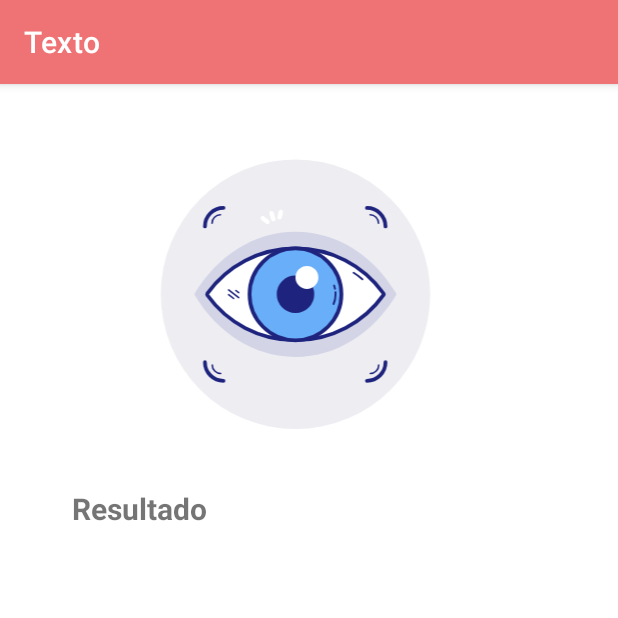
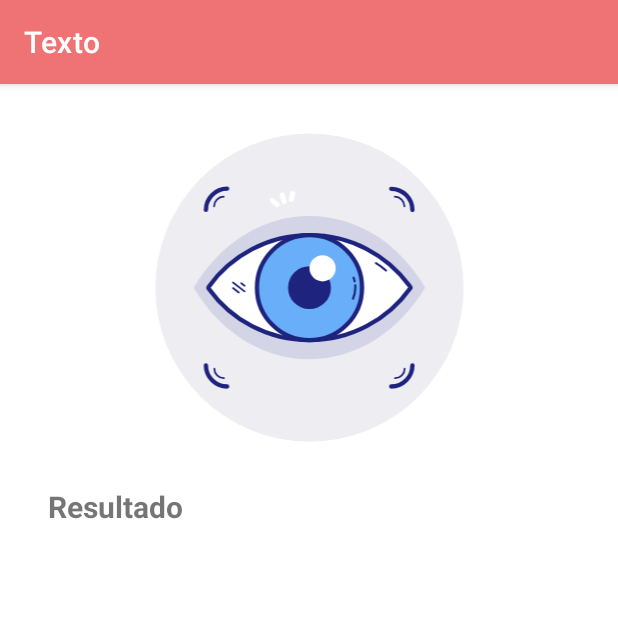
Before and after one commit to vicsotber/SeeIt, an Android app: the TextoActivity screen opened directly, with no data from a screen before it, on a phone screen of 412 x 824 dp, the top half of it. Run offline under Robolectric (Android 15) with nearby library versions, the phone set to English and light mode, and no system bars; libraries missing offline, so code that uses them is left out: com.google.mlkit.vision.

Commit message:
Añadido uso de cámara y mejoras
-Se ha añadido la funcionalidad de elegir cámara para tomar una foto
-Se ha quitado la barra de herramientas superior de Android para una interfaz más limpia
-Se han hecho algunas mejoras en los layouts para mejor adaptación a distintos tamaños

```diff
--- a/app/src/main/java/com/project/tfg/MainActivity.kt
+++ b/app/src/main/java/com/project/tfg/MainActivity.kt
@@ -1,13 +1,16 @@
 package com.project.tfg
 
+import android.content.res.Configuration
 import android.os.Bundle
-import com.google.android.material.bottomnavigation.BottomNavigationView
+import android.view.WindowManager
 import androidx.appcompat.app.AppCompatActivity
 import androidx.navigation.findNavController
 import androidx.navigation.ui.AppBarConfiguration
 import androidx.navigation.ui.setupActionBarWithNavController
 import androidx.navigation.ui.setupWithNavController
+import com.google.android.material.bottomnavigation.BottomNavigationView
 import com.project.tfg.databinding.ActivityMainBinding
+
 
 class MainActivity : AppCompatActivity() {
 
--- a/app/src/main/java/com/project/tfg/ui/funcionalidades/TextoActivity.kt
+++ b/app/src/main/java/com/project/tfg/ui/funcionalidades/TextoActivity.kt
@@ -1,28 +1,36 @@
 package com.project.tfg.ui.funcionalidades
 
+import android.Manifest.permission.CAMERA
 import android.Manifest.permission.READ_EXTERNAL_STORAGE
 import android.app.Activity
 import android.content.Intent
 import android.content.pm.PackageManager
+import android.media.MediaScannerConnection
 import android.net.Uri
 import android.os.Build
 import android.os.Bundle
+import android.os.Handler
+import android.os.Looper
+import android.speech.tts.TextToSpeech
+import android.speech.tts.UtteranceProgressListener
+import android.util.Log
 import android.widget.ImageView
 import android.widget.TextView
 import android.widget.Toast
 import androidx.activity.result.contract.ActivityResultContracts
 import androidx.appcompat.app.AlertDialog
 import androidx.appcompat.app.AppCompatActivity
-import androidx.constraintlayout.widget.ConstraintLayout
-import androidx.constraintlayout.widget.ConstraintSet
 import androidx.core.content.ContextCompat
 import com.google.mlkit.vision.common.InputImage
 import com.google.mlkit.vision.text.TextRecognition
+import com.google.mlkit.vision.text.TextRecognizer
 import com.google.mlkit.vision.text.latin.TextRecognizerOptions
 import com.project.tfg.R
 
 
 class TextoActivity : AppCompatActivity() {
+    private lateinit var textToSpeech: TextToSpeech
+    private lateinit var recognizer: TextRecognizer
     override fun onCreate(savedInstanceState: Bundle?) {
         super.onCreate(savedInstanceState)
 
@@ -33,16 +41,12 @@ class TextoActivity : AppCompatActivity() {
         builder.setMessage(R.string.texto_dialog_cuerpo)
             .setCancelable(false)
             .setPositiveButton(R.string.texto_dialog_opcion_galeria) { dialog, id ->
-                requestPermission()
+                requestPermissionGallery()
             }
             .setNegativeButton(R.string.texto_dialog_opcion_camara) { dialog, id -> //  Action for 'NO' Button
-                dialog.cancel()
-                Toast.makeText(
-                    applicationContext, "you choose no action for alertbox",
-                    Toast.LENGTH_SHORT
-                ).show()
+                requestPermissionCamera()
             }
-            .setNeutralButton("Cancelar") { dialog, id ->
+            .setNeutralButton(R.string.texto_dialog_opcion_cancelar) { dialog, id ->
                 finish()
             }
         val alert = builder.create()
@@ -52,55 +56,40 @@ class TextoActivity : AppCompatActivity() {
         setContentView(R.layout.activity_texto)
     }
 
-    private val startForActivityGallery = registerForActivityResult(
-        ActivityResultContracts.StartActivityForResult()
-    ){ result ->
-        if (result.resultCode == Activity.RESULT_OK) {
-            val data = result.data?.data
-            val imagenPlaceholder:ImageView = findViewById(R.id.imagePlaceholder)
-            imagenPlaceholder.setImageURI(data)
-            if (data != null) {
-                galeria(data)
-            }
+    override fun onDestroy() {
+        super.onDestroy()
+        if (::textToSpeech.isInitialized) {
+            textToSpeech.stop()
+            textToSpeech.shutdown()
+        }
+        if (::recognizer.isInitialized) {
+            recognizer.close()
         }
     }
 
-    private fun pickPhotoFromGallery() {
-        val photoPickerIntent = Intent(Intent.ACTION_GET_CONTENT)
-        photoPickerIntent.type = "image/*"
-        startForActivityGallery.launch(photoPickerIntent)
+    override fun onPause() {
+        super.onPause()
+        if (::textToSpeech.isInitialized) {
+            textToSpeech.stop()
+            textToSpeech.shutdown()
+        }
+        if (::recognizer.isInitialized) {
+            recognizer.close()
+        }
     }
 
-    private fun galeria(data:Uri) {
-        val recognizer = TextRecognition.getClient(TextRecognizerOptions.DEFAULT_OPTIONS)
-
-        val imagen: InputImage = InputImage.fromFilePath(this, data)
-
-        val result = recognizer.process(imagen)
-            .addOnSuccessListener { visionText ->
-                val text: TextView = findViewById(R.id.texto_resultado)
-                text.setText(visionText.text)
-                val c_layout: ConstraintLayout = findViewById(R.id.c_layout)
-
-                var lines = 0
-                for (block in visionText.textBlocks) {
-                    for (line in block.lines) {
-                        lines = lines + 1
-                    }
-                }
-
-                val constraintSet = ConstraintSet()
-                constraintSet.clone(c_layout)
-                constraintSet.constrainHeight(R.id.texto_resultado, lines*45)
-                constraintSet.applyTo(c_layout)
-            }
-            .addOnFailureListener { e ->
-                Toast.makeText(this, "Fallo", Toast.LENGTH_SHORT).show()
-            }
-
+    override fun onStop() {
+        super.onStop()
+        if (::textToSpeech.isInitialized) {
+            textToSpeech.stop()
+            textToSpeech.shutdown()
+        }
+        if (::recognizer.isInitialized) {
+            recognizer.close()
+        }
     }
 
-    private fun requestPermission() {
+    private fun requestPermissionGallery() {
         if (Build.VERSION.SDK_INT >= Build.VERSION_CODES.M) {
             when {
                 ContextCompat.checkSelfPermission(
@@ -110,23 +99,117 @@ class TextoActivity : AppCompatActivity() {
                     pickPhotoFromGallery()
                 }
 
-                else -> requestPremissionLauncher.launch(READ_EXTERNAL_STORAGE)
+                else -> requestPremissionGalleryLauncher.launch(READ_EXTERNAL_STORAGE)
             }
         }else {
             pickPhotoFromGallery()
         }
     }
 
-    private val requestPremissionLauncher = registerForActivityResult(
+    private val requestPremissionGalleryLauncher = registerForActivityResult(
         ActivityResultContracts.RequestPermission()
     ){ isGranted ->
         if(isGranted) {
             pickPhotoFromGallery()
         }else {
-            Toast.makeText(this, "Se necesitan permisos", Toast.LENGTH_LONG).show()
+            Toast.makeText(this, R.string.permisos_no_concedidos, Toast.LENGTH_LONG).show()
+        }
+    }
+
+    private fun requestPermissionCamera() {
+        if (Build.VERSION.SDK_INT >= Build.VERSION_CODES.M) {
+            when {
+                ContextCompat.checkSelfPermission(
+                    this,
+                    CAMERA
+                ) == PackageManager.PERMISSION_GRANTED -> {
+                    takePhotoWithCamera()
+                }
+
+                else -> requestPremissionCameraLauncher.launch(CAMERA)
+            }
+        }else {
+            takePhotoWithCamera()
+        }
+    }
+
+    private val requestPremissionCameraLauncher = registerForActivityResult(
+        ActivityResultContracts.RequestPermission()
+    ){ isGranted ->
+        if(isGranted) {
+            takePhotoWithCamera()
+        }else {
+            Toast.makeText(this, R.string.permisos_no_concedidos, Toast.LENGTH_LONG).show()
+        }
+    }
+
+    private val startForActivityRecognition = registerForActivityResult(
+        ActivityResultContracts.StartActivityForResult()
+    ){ result ->
+        if (result.resultCode == Activity.RESULT_OK) {
+            val data = result.data?.data
+            val imagenPlaceholder:ImageView = findViewById(R.id.imagePlaceholder)
+            imagenPlaceholder.setImageURI(data)
+            if (data != null) {
+                textRecognition(data)
+            }
         }
     }
 
 
+    private fun takePhotoWithCamera() {
+        val photoCameraIntent = Intent(this, CamaraActivity::class.java)
+        startForActivityRecognition.launch(photoCameraIntent)
+    }
+
+    private fun pickPhotoFromGallery() {
+        val photoPickerIntent = Intent(Intent.ACTION_GET_CONTENT)
+        photoPickerIntent.type = "image/*"
+        startForActivityRecognition.launch(photoPickerIntent)
+    }
+
+    private fun textRecognition(data:Uri) {
+        recognizer = TextRecognition.getClient(TextRecognizerOptions.DEFAULT_OPTIONS)
+
+        val imagen: InputImage = InputImage.fromFilePath(this, data)
+
+        val result = recognizer.process(imagen)
+            .addOnSuccessListener { visionText ->
+                val text: TextView = findViewById(R.id.texto_resultado)
+                text.setText(visionText.text)
+
+                val utteranceProgressListener = object : UtteranceProgressListener() {
+                    override fun onDone(utteranceId: String?) {
+                        textToSpeech.stop()
+                        textToSpeech.shutdown()
+                    }
+
+                    override fun onError(utteranceId: String?) {
+                        textToSpeech.stop()
+                        textToSpeech.shutdown()
+                    }
+
+                    override fun onStart(utteranceId: String?) {
+                        // El TextToSpeech empezó a leer el texto
+                    }
+                }
+
+                textToSpeech = TextToSpeech(this, TextToSpeech.OnInitListener { status ->
+                    if (status == TextToSpeech.SUCCESS) {
+                        // El TextToSpeech se inicializó correctamente, ahora se puede llamar al método speak()
+                        textToSpeech.setOnUtteranceProgressListener(utteranceProgressListener)
+                        textToSpeech.speak(visionText.text, TextToSpeech.QUEUE_FLUSH, null, null)
+                    } else {
+                        // Hubo un error al inicializar el TextToSpeech
+                        // Maneja el error
+                    }
+                })
+
+            }
+            .addOnFailureListener { e ->
+                Toast.makeText(this, R.string.text_recognition_error, Toast.LENGTH_SHORT).show()
+            }
+
+    }
 
 }
--- a/app/src/main/res/layout-land/activity_texto.xml
+++ b/app/src/main/res/layout-land/activity_texto.xml
@@ -1,4 +1,3 @@
-<?xml version="1.0" encoding="utf-8"?>
 <ScrollView xmlns:android="http://schemas.android.com/apk/res/android"
     xmlns:app="http://schemas.android.com/apk/res-auto"
     xmlns:tools="http://schemas.android.com/tools"
@@ -10,27 +9,27 @@
         android:id="@+id/c_layout"
         android:layout_width="match_parent"
         android:layout_height="wrap_content"
-        android:padding="16dp"
+        android:padding="8dp"
         tools:context=".MainActivity">
 
         <ImageView
             android:id="@+id/imagePlaceholder"
-            android:layout_width="354dp"
-            android:layout_height="213dp"
-            android:layout_marginTop="32dp"
+            android:layout_width="355dp"
+            android:layout_height="250dp"
+            android:layout_marginTop="4dp"
             android:contentDescription="@string/imagen_placeholder_descripcion"
             app:layout_constraintEnd_toEndOf="parent"
-            app:layout_constraintHorizontal_bias="0.498"
+            app:layout_constraintHorizontal_bias="0.5"
             app:layout_constraintStart_toStartOf="parent"
             app:layout_constraintTop_toTopOf="parent"
             app:srcCompat="@drawable/ic_vector_eye" />
 
         <TextView
             android:id="@+id/indicator_1"
-            android:layout_width="120dp"
+            android:layout_width="0dp"
             android:layout_height="24dp"
-            android:layout_marginStart="32dp"
-            android:layout_marginTop="24dp"
+            android:layout_marginStart="120dp"
+            android:layout_marginTop="12dp"
             android:text="@string/texto_resultado"
             android:textSize="20sp"
             android:textStyle="bold"
@@ -39,12 +38,16 @@
 
         <TextView
             android:id="@+id/texto_resultado"
-            android:layout_width="557dp"
-            android:layout_height="34dp"
-            android:layout_marginTop="24dp"
-            app:layout_constraintLeft_toLeftOf="parent"
-            app:layout_constraintRight_toRightOf="parent"
-            app:layout_constraintTop_toBottomOf="@+id/indicator_1" />
+            android:layout_width="325dp"
+            android:layout_height="wrap_content"
+            android:layout_marginTop="8dp"
+            android:layout_marginEnd="8dp"
+            app:layout_constraintBottom_toBottomOf="parent"
+            app:layout_constraintEnd_toEndOf="parent"
+            app:layout_constraintHorizontal_bias="0.548"
+            app:layout_constraintStart_toStartOf="parent"
+            app:layout_constraintTop_toBottomOf="@+id/indicator_1"
+            app:layout_constraintVertical_bias="0.0" />
 
     </androidx.constraintlayout.widget.ConstraintLayout>
 </ScrollView>
--- a/app/src/main/res/layout/activity_texto.xml
+++ b/app/src/main/res/layout/activity_texto.xml
@@ -1,4 +1,3 @@
-<?xml version="1.0" encoding="utf-8"?>
 <ScrollView xmlns:android="http://schemas.android.com/apk/res/android"
     xmlns:app="http://schemas.android.com/apk/res-auto"
     xmlns:tools="http://schemas.android.com/tools"
@@ -10,17 +9,17 @@
         android:id="@+id/c_layout"
         android:layout_width="match_parent"
         android:layout_height="wrap_content"
-        android:padding="16dp"
+        android:padding="8dp"
         tools:context=".MainActivity">
 
         <ImageView
             android:id="@+id/imagePlaceholder"
-            android:layout_width="354dp"
-            android:layout_height="213dp"
-            android:layout_marginTop="16dp"
+            android:layout_width="355dp"
+            android:layout_height="244dp"
+            android:layout_marginTop="4dp"
             android:contentDescription="@string/imagen_placeholder_descripcion"
             app:layout_constraintEnd_toEndOf="parent"
-            app:layout_constraintHorizontal_bias="0.156"
+            app:layout_constraintHorizontal_bias="0.5"
             app:layout_constraintStart_toStartOf="parent"
             app:layout_constraintTop_toTopOf="parent"
             app:srcCompat="@drawable/ic_vector_eye" />
@@ -29,8 +28,8 @@
             android:id="@+id/indicator_1"
             android:layout_width="120dp"
             android:layout_height="24dp"
-            android:layout_marginStart="32dp"
-            android:layout_marginTop="24dp"
+            android:layout_marginStart="24dp"
+            android:layout_marginTop="12dp"
             android:text="@string/texto_resultado"
             android:textSize="20sp"
             android:textStyle="bold"
@@ -40,11 +39,10 @@
         <TextView
             android:id="@+id/texto_resultado"
             android:layout_width="325dp"
-            android:layout_height="34dp"
-            android:layout_marginTop="24dp"
-            app:layout_constraintHorizontal_bias="0.8"
-            app:layout_constraintLeft_toLeftOf="parent"
-            app:layout_constraintRight_toRightOf="parent"
+            android:layout_height="wrap_content"
+            android:layout_marginTop="8dp"
+            app:layout_constraintStart_toStartOf="parent"
+            app:layout_constraintEnd_toEndOf="parent"
             app:layout_constraintTop_toBottomOf="@+id/indicator_1" />
 
     </androidx.constraintlayout.widget.ConstraintLayout>
--- a/app/src/main/res/values/strings.xml
+++ b/app/src/main/res/values/strings.xml
@@ -17,6 +17,12 @@
     <string name="texto_dialog_cuerpo">¿Desea analizar una imagen de su galería o hacer una foto ahora?</string>
     <string name="texto_dialog_opcion_galeria">Galería</string>
     <string name="texto_dialog_opcion_camara">Cámara</string>
+    <string name="texto_dialog_opcion_cancelar">Cancelar</string>
     <string name="imagen_placeholder_descripcion">Aquí aparecerá la imagen que desea analizar</string>
     <string name="texto_resultado">Resultado</string>
+    <string name="permisos_no_concedidos">Se necesitan permisos para acceder a la cámara o al almacenamiento para hacer uso de esta funcionalidad</string>
+
+    <string name="text_recognition_error">Se ha producido un error con el reconocimiento de texto</string>
+
+    <string name="button_foto">Hacer foto</string>
 </resources>
--- a/app/src/main/res/values/themes.xml
+++ b/app/src/main/res/values/themes.xml
@@ -1,6 +1,7 @@
 <resources xmlns:tools="http://schemas.android.com/tools">
     <!-- Base application theme. -->
     <style name="Theme.TFG" parent="Theme.MaterialComponents.DayNight.DarkActionBar">
+        <item name="android:windowFullscreen">true</item>
         <!-- Primary brand color. -->
         <item name="colorPrimary">@color/light_red</item>
         <item name="colorPrimaryVariant">@color/light_red</item>
@@ -13,4 +14,18 @@
         <item name="android:statusBarColor">?attr/colorPrimaryVariant</item>
         <!-- Customize your theme here. -->
     </style>
+
+    <style name="AppTheme.NoActionBar" parent="Theme.MaterialComponents.DayNight.DarkActionBar">
+        <item name="windowActionBar">false</item>
+        <item name="windowNoTitle">true</item>
+        <item name="android:windowFullscreen">true</item>
+
+        <item name="colorPrimary">@color/light_red</item>
+        <item name="colorPrimaryVariant">@color/light_red</item>
+        <item name="colorOnPrimary">@color/white</item>
+        <!-- Secondary brand color. -->
+        <item name="colorSecondary">@color/teal_200</item>
+        <item name="colorSecondaryVariant">@color/teal_700</item>
+        <item name="colorOnSecondary">@color/black</item>
+    </style>
 </resources>
```
Also changed, not shown: app/build.gradle (+7 -0 lines), app/src/main/AndroidManifest.xml (+19 -7 lines), app/src/main/java/com/project/tfg/ui/funcionalidades/CamaraActivity.kt (added, +130 -0 lines), app/src/main/res/layout-land/activity_camara.xml (added, +27 -0 lines), app/src/main/res/layout/activity_camara.xml (added, +26 -0 lines), 1 other file.
